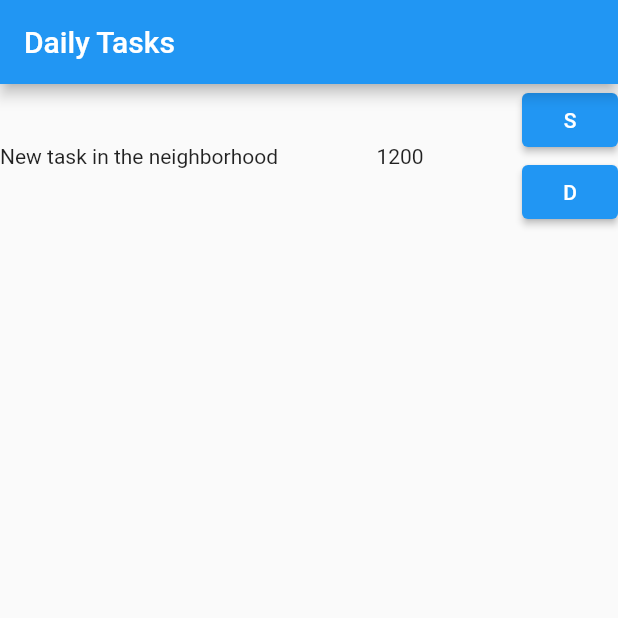
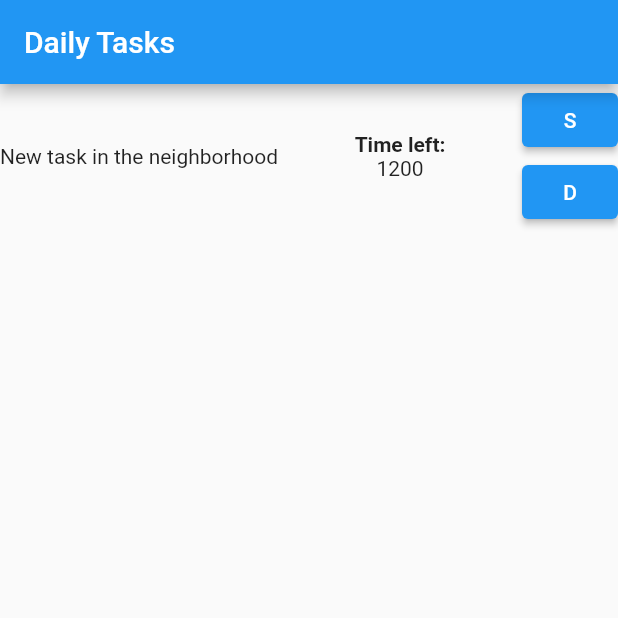
Before and after one commit to usavas/tasktimed, a Flutter app: the screen it shows after launch, after a tap on the "add" icon, on a phone screen of 412 x 824 dp, the top half of it. Run offline on Flutter 3.47's test engine with Material 2 defaults, Android fonts, the phone set to English and light mode, and no system bars; our stand-ins replace bloc, flutter_bloc, shared_preferences.

Commit message:
fix Countdown state for each daily task

```diff
--- a/lib/bloc/dailytask_bloc/dailytask_bloc.dart
+++ b/lib/bloc/dailytask_bloc/dailytask_bloc.dart
@@ -22,37 +22,22 @@ class DailyTaskBloc extends Bloc<DailyTaskEvent, DailyTaskState> {
     if (event is InitDailyTaskValues) {
       yield DailyTaskInitial(event.dailyTask);
     } else if (event is StartCountDown) {
-      int maxSeconds = event.dailyTask.task?.maxSeconds ?? 0;
       _timer = Timer.periodic(Duration(seconds: 1), (timer) {
-        if (_timer.tick >= maxSeconds) {
-          // todo fire the alarm here
-          add(StopCountDown(event.dailyTask, _timer.tick));
+        if (timer.tick >= event.dailyTask.getSecondsLeftForTheDay()) {
+          add(StopCountDown(
+              event.dailyTask, event.dailyTask.getSecondsLeftForTheDay()));
         } else {
-          add(CountDown(event.dailyTask));
+          int _secondsLeft = event.dailyTask.getSecondsLeftForTheDay();
+          event.dailyTask.elapsedSeconds = event.dailyTask.elapsedSeconds! + 1;
+          add(CountDown(event.dailyTask, _secondsLeft - 1));
         }
       });
     } else if (event is CountDown) {
-      event.dailyTask.elapsedSeconds = event.dailyTask.elapsedSeconds! - 1;
-      yield (CountDownState(event.dailyTask, _timer.tick));
+      yield CountDownState(event.dailyTask, event.elapsedSeconds);
     } else if (event is StopCountDown) {
-      // update the db with the new elapsed time
-      int _leftSeconds = (event.taskDaily.task!.maxSeconds! -
-              event.taskDaily.elapsedSeconds!) -
-          _timer.tick;
-      print("left seconds: ${_leftSeconds.toString()}");
       _timer.cancel();
-      TaskDaily dailyTaskToUpdate =
-          event.taskDaily.copyWith(elapsedSeconds: _leftSeconds);
-      await DailyTaskService.getInstance()?.update(dailyTaskToUpdate);
-      yield CountDownStopped(event.taskDaily, _leftSeconds);
+      await DailyTaskService.getInstance()?.update(event.taskDaily);
+      yield CountDownStopped(event.taskDaily, event.secondsLeft);
     }
   }
-
-  int getElapsedTime() {
-    return _timer.tick;
-  }
-
-  int getTimeLeft(int totalTime) {
-    return totalTime - _timer.tick;
-  }
 }
--- a/lib/bloc/dailytask_bloc/dailytask_event.dart
+++ b/lib/bloc/dailytask_bloc/dailytask_event.dart
@@ -9,8 +9,8 @@ class InitDailyTaskValues extends DailyTaskEvent {
 }
 
 class CountDown extends DailyTaskEvent {
-  CountDown(this.dailyTask);
-  // final int elapsedSeconds;
+  CountDown(this.dailyTask, this.elapsedSeconds);
+  final int elapsedSeconds;
   final TaskDaily dailyTask;
 }
 
@@ -21,7 +21,7 @@ class StartCountDown extends DailyTaskEvent {
 }
 
 class StopCountDown extends DailyTaskEvent {
-  StopCountDown(this.taskDaily, this.countdownValue);
+  StopCountDown(this.taskDaily, this.secondsLeft);
   final TaskDaily taskDaily;
-  final int countdownValue;
+  final int secondsLeft;
 }
--- a/lib/bloc/dailytask_bloc/dailytask_state.dart
+++ b/lib/bloc/dailytask_bloc/dailytask_state.dart
@@ -12,8 +12,8 @@ class DailyTaskInitial extends DailyTaskState {
 
 class CountDownState extends DailyTaskState {
   final TaskDaily dailyTask;
-  final int timerTickValue;
-  CountDownState(this.dailyTask, this.timerTickValue);
+  final int leftSeconds;
+  CountDownState(this.dailyTask, this.leftSeconds);
 }
 
 // this updates the db
--- a/lib/models/task_daily.dart
+++ b/lib/models/task_daily.dart
@@ -19,4 +19,10 @@ class TaskDaily {
       elapsedSeconds: elapsedSeconds ?? this.elapsedSeconds,
     );
   }
+
+  int getSecondsLeftForTheDay() {
+    int _maxSeconds = this.task?.maxSeconds ?? 0;
+    int _timeElapsed = this.elapsedSeconds ?? 0;
+    return _maxSeconds - _timeElapsed;
+  }
 }
--- a/lib/views/daily_task_item.dart
+++ b/lib/views/daily_task_item.dart
@@ -28,11 +28,10 @@ class _DailyTaskItemState extends State<DailyTaskItem> {
           );
         } else if (state is DailyTaskInitial) {
           _dailyTask = state.dailyTask;
+          _secondsLeft = _dailyTask.getSecondsLeftForTheDay();
         } else if (state is CountDownState) {
-          print('countdown state is called');
           _dailyTask = state.dailyTask;
-          int _maxSeconds = _dailyTask.task?.maxSeconds ?? 0;
-          _secondsLeft = _maxSeconds - state.timerTickValue;
+          _secondsLeft = state.leftSeconds;
           print('seconds left: ${_secondsLeft.toString()}');
         } else if (state is CountDownStopped) {
           _dailyTask = state.dailyTask;
@@ -43,10 +42,18 @@ class _DailyTaskItemState extends State<DailyTaskItem> {
           mainAxisAlignment: MainAxisAlignment.spaceBetween,
           children: [
             Text(_dailyTask?.task?.title ?? ""),
-            Text(
-              _secondsLeft?.toString() ??
-                  _dailyTask?.task?.maxSeconds?.toString() ??
-                  "",
+            Column(
+              children: [
+                Text(
+                  "Time left:",
+                  style: TextStyle(fontWeight: FontWeight.bold),
+                ),
+                Text(
+                  _secondsLeft?.toString() ??
+                      _dailyTask?.task?.maxSeconds?.toString() ??
+                      "",
+                ),
+              ],
             ),
             Column(
               children: [
```
